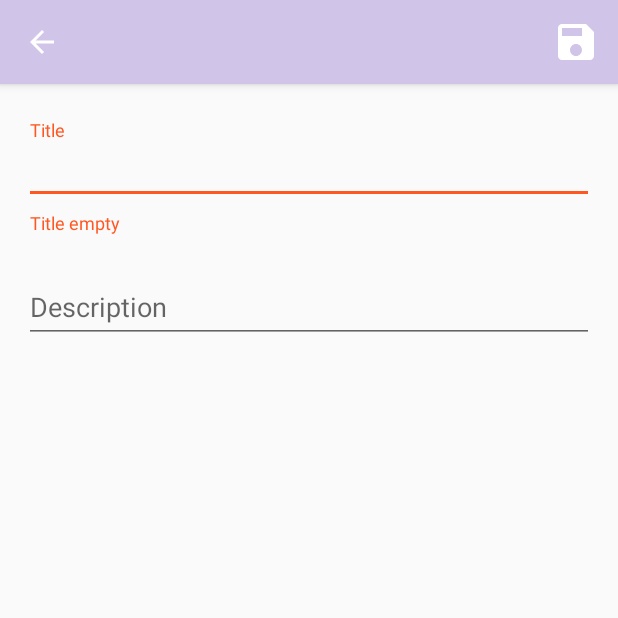
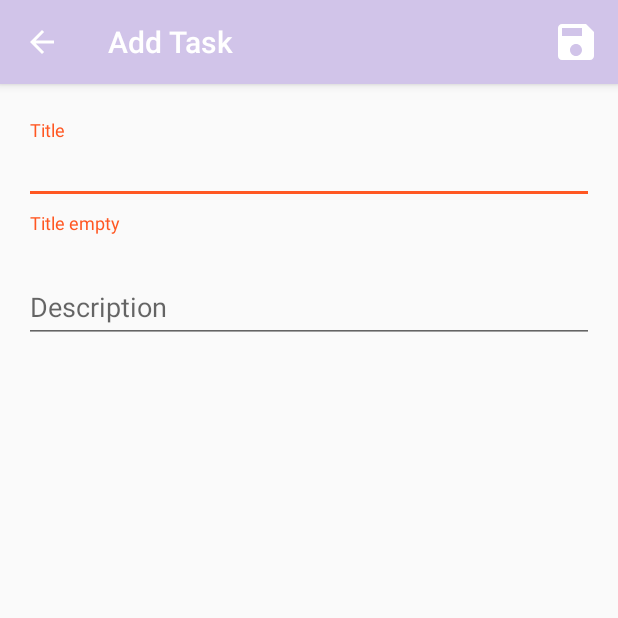
Before and after one commit to BubllbuB/Planner, an Android app: the AddTaskActivity screen opened directly, with no data from a screen before it, after a tap on "save", on a phone screen of 412 x 824 dp, the top half of it. Run offline under Robolectric (Android 15) with nearby library versions, the phone set to English and light mode, and no system bars.

Commit message:
Added addTextChangedListener Little fixes

```diff
--- a/app/src/main/java/com/example/planner/AddTaskActivity.kt
+++ b/app/src/main/java/com/example/planner/AddTaskActivity.kt
@@ -4,6 +4,8 @@ import android.os.Bundle
 import android.support.design.widget.TextInputLayout
 import android.support.v7.app.ActionBar
 import android.support.v7.app.AppCompatActivity
+import android.text.Editable
+import android.text.TextWatcher
 import android.view.Menu
 import android.view.MenuItem
 import com.example.planner.presenters.ITaskPresenter
@@ -11,33 +13,56 @@ import com.example.planner.presenters.TaskPresenter
 import com.example.planner.task.Task
 import com.example.planner.viewer.AddView
 
+const val TASK_ADD = 1
+const val TASK_EDIT = 2
 
 class AddTaskActivity : AppCompatActivity(), AddView {
     private lateinit var presenter: ITaskPresenter
-    private lateinit var editTask: TextInputLayout
-
+    private lateinit var editTaskTitle: TextInputLayout
+    private lateinit var editTaskDescription: TextInputLayout
+    private var action = TASK_ADD
 
     override fun onCreate(savedInstanceState: Bundle?) {
         super.onCreate(savedInstanceState)
         setContentView(R.layout.activity_add_task)
 
+        editTaskTitle = findViewById(R.id.taskTitleTextLayout)
+        editTaskDescription = findViewById(R.id.taskDescriptionTextLayout)
+
         presenter = TaskPresenter(this)
-        editTask = findViewById(R.id.taskTitleTextLayout)
         presenter.startListenStorage()
+
+        val task = intent.getParcelableExtra<Task>("Task")
+        if (task != null) action = TASK_EDIT
 
         val actionbar: ActionBar? = supportActionBar
         actionbar?.apply {
-            title = intent.getStringExtra("TitleActionBar")
+            title =
+                if (action == TASK_ADD) getString(R.string.addTaskToolbarTitle)
+                else getString(R.string.editTaskToolbarTitle)
             setDisplayHomeAsUpEnabled(true)
             setDisplayShowHomeEnabled(true)
         }
-        val task = intent.getParcelableExtra<Task>("Task")
-        editTask.editText?.setText(task?.title)
-        findViewById<TextInputLayout>(R.id.taskDescriptionTextLayout).editText?.setText(task?.description)
 
-        editTask.editText?.setOnClickListener {
-            editTask.error = null
+
+        editTaskTitle.editText?.setText(task?.title)
+        editTaskDescription.editText?.setText(task?.description)
+
+        editTaskTitle.editText?.setOnClickListener {
+            editTaskTitle.error = null
         }
+
+        editTaskTitle.editText?.addTextChangedListener(object : TextWatcher {
+            override fun afterTextChanged(p0: Editable?) {
+            }
+
+            override fun beforeTextChanged(p0: CharSequence?, p1: Int, p2: Int, p3: Int) {
+                editTaskTitle.error = null
+            }
+
+            override fun onTextChanged(p0: CharSequence?, p1: Int, p2: Int, p3: Int) {
+            }
+        })
     }
 
     override fun onStart() {
@@ -59,27 +84,25 @@ class AddTaskActivity : AppCompatActivity(), AddView {
     override fun onOptionsItemSelected(item: MenuItem): Boolean {
         return when (item.itemId) {
             R.id.saveTaskButton -> {
-                val title = editTask.editText?.text.toString()
-                val desc = findViewById<TextInputLayout>(R.id.taskDescriptionTextLayout).editText?.text.toString()
-                if(title.isBlank()) {
-                    editTask.error = "Title empty"
-                    return false
+                val title = editTaskTitle.editText?.text.toString()
+                val desc = editTaskDescription.editText?.text.toString()
+                if (title.isBlank()) {
+                    editTaskTitle.error = "Title empty"
+                    return true
                 }
 
-                when(intent.getStringExtra("Action")) {
-                    "Add" -> {
+                when (action) {
+                    TASK_ADD -> {
                         val task = Task(title, desc)
                         presenter.updateTask(1, task)
                     }
-                    "Edit" -> {
+                    TASK_EDIT -> {
                         val task = intent.getParcelableExtra<Task>("Task")
                         task.title = title
                         task.description = desc
                         presenter.updateTask(2, task)
                     }
                 }
-                val task = Task(title, desc)
-                presenter.updateTask(1, task)
                 true
             }
             else -> super.onOptionsItemSelected(item)
--- a/app/src/main/java/com/example/planner/adapter/TaskAdapter.kt
+++ b/app/src/main/java/com/example/planner/adapter/TaskAdapter.kt
@@ -68,7 +68,7 @@ class TaskAdapter(
 
                 when (item!!.itemId) {
                     R.id.editTaskButton -> {
-                        //presenter.updateTask(TASK_EDIT,task)
+                        presenter.editTask(task)
                     }
                     R.id.removeTaskButton -> {
                         presenter.updateTask(TASK_REMOVE, it)
@@ -77,8 +77,6 @@ class TaskAdapter(
                 true
             })
         }
-
-
         popup.show()
     }
 
--- a/app/src/main/java/com/example/planner/observer/StorageObserver.kt
+++ b/app/src/main/java/com/example/planner/observer/StorageObserver.kt
@@ -3,5 +3,5 @@ package com.example.planner.observer
 import com.example.planner.task.Task
 
 interface StorageObserver {
-    fun onUpdateList(list: ArrayList<Task>)
+    fun onUpdateList(list: Map<Int,Task>)
 }
--- a/app/src/main/java/com/example/planner/presenters/IMainPresenter.kt
+++ b/app/src/main/java/com/example/planner/presenters/IMainPresenter.kt
@@ -7,4 +7,5 @@ interface IMainPresenter {
     fun updateTask(actionId: Int, task: Task)
     fun startListenStorage()
     fun stopListenStorage()
+    fun editTask(task: Task)
 }
--- a/app/src/main/java/com/example/planner/presenters/MainPresenter.kt
+++ b/app/src/main/java/com/example/planner/presenters/MainPresenter.kt
@@ -11,7 +11,7 @@ import com.example.planner.viewer.MainView
 class MainPresenter(private val view: MainView, private val resources: Resources): StorageObserver, IMainPresenter {
     private val storage: Storage = CacheStorage
 
-    override fun onUpdateList(list: ArrayList<Task>) {
+    override fun onUpdateList(list: Map<Int,Task>) {
         view.onListUpdate(list)
     }
 
@@ -35,7 +35,7 @@ class MainPresenter(private val view: MainView, private val resources: Resources
         storage.removeObserver(this)
     }
 
-    fun editTask(task: Task?) {
+    override fun editTask(task: Task) {
         view.editSelectedTask(task)
     }
 }
--- a/app/src/main/java/com/example/planner/presenters/TaskPresenter.kt
+++ b/app/src/main/java/com/example/planner/presenters/TaskPresenter.kt
@@ -12,7 +12,7 @@ const val TASK_EDIT = 2
 class TaskPresenter(private val view: AddView) : ITaskPresenter, StorageObserver {
     private val storage: Storage = CacheStorage
 
-    override fun onUpdateList(list: ArrayList<Task>) {
+    override fun onUpdateList(list: Map<Int,Task>) {
         view.onTaskSaveSuccess()
     }
 
--- a/app/src/main/java/com/example/planner/storages/Storage.kt
+++ b/app/src/main/java/com/example/planner/storages/Storage.kt
@@ -1,5 +1,6 @@
 package com.example.planner.storages
 
+import com.example.planner.observer.StorageObserver
 import com.example.planner.task.Task
 
 interface Storage {
@@ -15,5 +16,5 @@ interface Storage {
 
     fun removeObserver(observer: StorageObserver)
 
-    fun notifyObservers(tasks: ArrayList<Task>)
+    fun notifyObservers(tasks: Map<Int,Task>)
 }
--- a/app/src/main/java/com/example/planner/viewer/MainView.kt
+++ b/app/src/main/java/com/example/planner/viewer/MainView.kt
@@ -1,9 +1,8 @@
 package com.example.planner.viewer
 
 import com.example.planner.task.Task
-import java.util.*
 
 interface MainView {
-    fun onListUpdate(tasks: SortedMap<Int, Task>?)
+    fun onListUpdate(tasks: Map<Int, Task>)
     fun editSelectedTask(task: Task?)
 }
```
Also changed, not shown: app/src/main/java/com/example/planner/MainActivity.kt (+4 -11 lines), app/src/main/java/com/example/planner/storages/CacheStorage.kt (+4 -4 lines).
